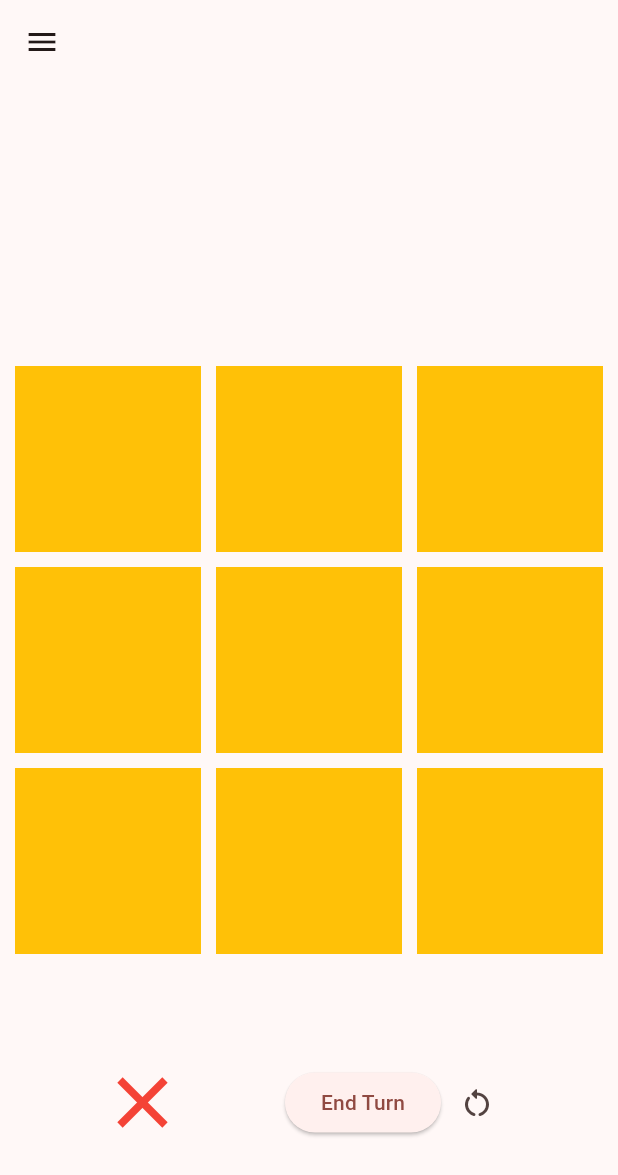
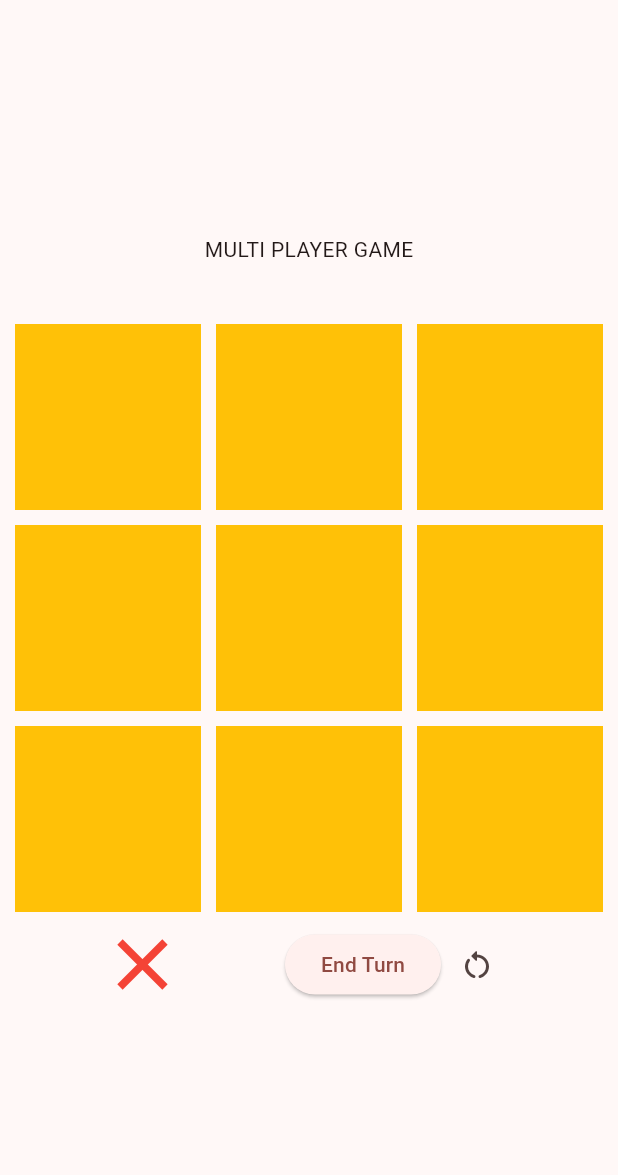
Before and after one commit to JuanJoseJ/tic_tac_toe, a Flutter app: the LandingLayout screen opened by its route, after a tap on "Start Online Game", on a phone screen of 412 x 824 dp. Shown: the top 1175 px of the screen. Run offline on Flutter 3.47's test engine with Material 3 defaults, Android fonts, the phone set to English and light mode, and no system bars; our stand-ins replace firebase_core, firebase_database; accounts and stored records are empty.

Commit message:
Modify the file's content to be more reusable. Start owrking on online game layout

```diff
--- a/lib/game/game_board.dart
+++ b/lib/game/game_board.dart
@@ -1,95 +1,27 @@
-import 'package:flutter/foundation.dart';
 import 'package:flutter/material.dart';
 import 'package:tic_tac_toe/game/draggable_object.dart';
 import 'package:tic_tac_toe/game/drawings.dart';
 
-class GameBoard extends StatefulWidget {
+class GameBoard extends StatelessWidget {
+  final List<String> board;
+  final List<String> newBoard;
+  final bool isTie;
+  final bool isWin;
+  final bool xTurn;
+  final Function makeMove;
   const GameBoard({
     super.key,
+    required this.board,
+    required this.newBoard,
+    required this.isTie,
+    required this.isWin,
+    required this.xTurn,
+    required this.makeMove,
   });
 
   @override
-  State<GameBoard> createState() => _GameBoardState();
-}
-
-class _GameBoardState extends State<GameBoard> {
-  List<String> board = List.filled(9, "", growable: false);
-  List<String> newBoard = List.filled(9, "", growable: false);
-  bool xTurn = true;
-  bool isWin = false;
-  bool isTie = false;
-
-  resetBoard() {
-    setState(() {
-      board = List.filled(9, "", growable: false);
-      newBoard = List.filled(9, "", growable: false);
-      xTurn = true;
-      isWin = false;
-      isTie = false;
-    });
-  }
-
-  passTurn() {
-    if (listEquals(board, newBoard)) {
-    } else {
-      setState(() {
-        board = [...newBoard];
-        xTurn = !xTurn;
-      });
-    }
-    if (checkWin()) {
-      setState(() {
-        isWin = true;
-      });
-    }
-    if (checkTie()) {
-      setState(() {
-        isTie = true;
-      });
-    }
-    if (isTie || isWin) {
-      _showEndDialog(context);
-    }
-  }
-
-  bool checkWin() {
-    for (int i = 0; i < 3; i += 1) {
-      if (board[i * 3] == board[i * 3 + 1] &&
-          board[i * 3] == board[i * 3 + 2]) {
-        if (board[i * 3] != "") return true;
-      }
-    }
-
-    for (int i = 0; i < 3; i += 1) {
-      if (board[i] == board[i + 3] && board[i] == board[i + 6]) {
-        if (board[i] != "") return true;
-      }
-    }
-
-    if ((board[0] == board[4] && board[0] == board[8]) ||
-        (board[2] == board[4] && board[2] == board[6])) {
-      if (board[4] != "") return true;
-    }
-    return false;
-  }
-
-  bool checkTie() {
-    if (board.any((element) => element == "" && !isWin)) {
-      return false;
-    }
-    return true;
-  }
-
-  @override
   Widget build(BuildContext context) {
-    return Column(
-      mainAxisAlignment: MainAxisAlignment.spaceEvenly,
-      children: [
-        SizedBox(
-          height: 50,
-          child: !xTurn ? _gameControlls() : SizedBox(),
-        ),
-        GridView.builder(
+    return GridView.builder(
         padding: const EdgeInsets.fromLTRB(10, 10, 10, 10),
         gridDelegate: const SliverGridDelegateWithFixedCrossAxisCount(
             crossAxisCount: 3, crossAxisSpacing: 10, mainAxisSpacing: 10),
@@ -98,68 +30,14 @@ class _GameBoardState extends State<GameBoard> {
         physics: const NeverScrollableScrollPhysics(),
         itemBuilder: (context, index) {
           return _draggableTile(index);
-            }),
-        SizedBox(
-          height: 50,
-          child: xTurn ? _gameControlls() : SizedBox(),
-        ),
-      ],
-    );
-  }
-
-  Row _gameControlls() {
-    return Row(
-      mainAxisAlignment: MainAxisAlignment.spaceEvenly,
-      children: [
-        SizedBox(
-          height: 50,
-          width: 50,
-          child: Container(
-            child: (listEquals(newBoard, board) && !isWin && !isTie)
-                ? DraggableSymbol(
-                    type: xTurn ? 'X' : "O",
-                    painter: xTurn ? CrossPainter() : CirclePainter(),
-                    enabled: true,
-                  )
-                : null,
-          ),
-        ),
-        Row(
-          mainAxisAlignment: MainAxisAlignment.center,
-          children: [
-            ElevatedButton(
-              onPressed: () {
-                passTurn();
-              },
-              child: RotatedBox(
-                  quarterTurns: xTurn ? 0 : 2,
-                  child: const Text(
-                    "End Turn",
-                  )),
-            ),
-            RotatedBox(
-              quarterTurns: xTurn ? 0 : 2,
-              child: IconButton(
-                onPressed: () {
-                  resetBoard();
-                },
-                icon: const Icon(Icons.restart_alt_rounded),
-              ),
-            ),
-          ],
-        ),
-      ],
-    );
+        });
   }
 
   DragTarget<String> _draggableTile(int index) {
     return DragTarget<String>(
       onWillAccept: (data) => (newBoard[index] == '' && !isWin && !isTie),
       onAccept: (data) {
-        setState(() {
-          newBoard = [...board];
-          newBoard[index] = data;
-        });
+        makeMove(index, data);
       },
       builder: (context, candidateData, rejectedData) {
         return Container(
@@ -183,41 +61,4 @@ class _GameBoardState extends State<GameBoard> {
       },
     );
   }
-
-  Future<void> _showEndDialog(BuildContext context) {
-    return showDialog(
-        context: context,
-        builder: (BuildContext conext) {
-          late Widget title;
-          if (isWin) {
-            title = Text("${!xTurn ? 'X' : 'O'} won!");
-          } else if (isTie) {
-            title = const Text("Its a tie!");
-          } else {
-            throw ("Game ended unexpectedly!");
 }
-          return AlertDialog(
-            title: Row(
-              mainAxisAlignment: MainAxisAlignment.center,
-              children: [
-                title,
-              ],
-            ),
-            actions: [
-              Row(
-                mainAxisAlignment: MainAxisAlignment.center,
-                children: [
-                  TextButton(
-                    child: const Text('Play Again'),
-                    onPressed: () {
-                      resetBoard();
-                      Navigator.of(context).pop();
-                    },
-                  ),
-                ],
-              ),
-            ],
-          );
-        });
-  }
-}
--- /dev/null
+++ b/lib/game/game_control.dart
@@ -0,0 +1,44 @@
+import 'package:flutter/material.dart';
+import 'package:tic_tac_toe/game/draggable_object.dart';
+import 'package:tic_tac_toe/game/drawings.dart';
+
+Widget gameControlls(bool xTurn, Function passTurn, Function resetBoard) {
+  return Row(
+    mainAxisAlignment: MainAxisAlignment.spaceEvenly,
+    children: [
+      SizedBox(
+        height: 50,
+        width: 50,
+        child: DraggableSymbol(
+          type: xTurn ? 'X' : "O",
+          painter: xTurn ? CrossPainter() : CirclePainter(),
+          enabled: true,
+        ),
+      ),
+      Row(
+        mainAxisAlignment: MainAxisAlignment.center,
+        children: [
+          ElevatedButton(
+            onPressed: () {
+              passTurn();
+            },
+            child: RotatedBox(
+                quarterTurns: xTurn ? 0 : 2,
+                child: const Text(
+                  "End Turn",
+                )),
+          ),
+          RotatedBox(
+            quarterTurns: xTurn ? 0 : 2,
+            child: IconButton(
+              onPressed: () {
+                resetBoard();
+              },
+              icon: const Icon(Icons.restart_alt_rounded),
+            ),
+          ),
+        ],
+      ),
+    ],
+  );
+}
--- a/lib/game/game_layout.dart
+++ /dev/null
@@ -1,47 +0,0 @@
-import 'package:flutter/material.dart';
-import 'package:tic_tac_toe/game/game_board.dart';
-
-class GameLayout extends StatelessWidget {
-  final GlobalKey<NavigatorState> navigator;
-  const GameLayout({super.key, required this.navigator});
-
-  @override
-  Widget build(BuildContext context) {
-    return Scaffold(
-      appBar: AppBar(
-        title: const Text(''),
-      ),
-      drawer: Drawer(
-        child: ListView(
-          padding: EdgeInsets.zero,
-          children: <Widget>[
-            const SizedBox(height: 50),
-            ListTile(
-              leading: const Icon(Icons.home),
-              title: const Text('Landing Page'),
-              onTap: () {
-                Navigator.pushNamedAndRemoveUntil(
-                  context,
-                  '/landing',
-                  (Route<dynamic> route) => false,
-                );
-              },
-            ),
-            ListTile(
-              leading: const Icon(Icons.login),
-              title: const Text('Log In'),
-              onTap: () {
-                Navigator.pushNamedAndRemoveUntil(
-                  context,
-                  '/logIn',
-                  (Route<dynamic> route) => false,
-                );
-              },
-            ),
-          ],
-        ),
-      ),
-      body: const GameBoard(),
-    );
-  }
-}
--- /dev/null
+++ b/lib/game/multiplayer_game_layout.dart
@@ -0,0 +1,94 @@
+import 'package:flutter/foundation.dart';
+import 'package:flutter/material.dart';
+import 'package:tic_tac_toe/game/game_dialogs.dart';
+import 'package:tic_tac_toe/game/game_board.dart';
+import 'package:tic_tac_toe/game/game_control.dart';
+import 'package:tic_tac_toe/game/game_drawer.dart';
+import 'package:tic_tac_toe/game/util.dart';
+
+class MultiplayerGameLayout extends StatefulWidget {
+  final GlobalKey<NavigatorState> navigator;
+  const MultiplayerGameLayout({super.key, required this.navigator});
+
+  @override
+  State<MultiplayerGameLayout> createState() => _MultiplayerGameLayoutState();
+}
+
+class _MultiplayerGameLayoutState extends State<MultiplayerGameLayout> {
+  List<String> board = List.filled(9, "", growable: false);
+  List<String> newBoard = List.filled(9, "", growable: false);
+  bool xTurn = true;
+  bool isWin = false;
+  bool isTie = false;
+
+  resetBoard() {
+    setState(() {
+      board = List.filled(9, "", growable: false);
+      newBoard = List.filled(9, "", growable: false);
+      xTurn = true;
+      isWin = false;
+      isTie = false;
+    });
+  }
+
+  passTurn() async {
+    if (listEquals(board, newBoard)) {
+    } else {
+      setState(() {
+        board = [...newBoard];
+        xTurn = !xTurn;
+      });
+    }
+    if (checkWin(board)) {
+      setState(() {
+        isWin = true;
+      });
+    }
+    if (checkTie(board, isWin)) {
+      setState(() {
+        isTie = true;
+      });
+    }
+    if (isTie || isWin) {
+      await showEndDialog(context, isWin, xTurn, isTie);
+      resetBoard();
+    }
+  }
+
+  makeMove(int index, String data) {
+    setState(() {
+      newBoard = [...board];
+      newBoard[index] = data;
+    });
+  }
+
+  @override
+  Widget build(BuildContext context) {
+    return Scaffold(
+      drawer: const GameDrawer(),
+      body: Column(
+        mainAxisAlignment: MainAxisAlignment.center,
+        children: [
+          const SizedBox(
+            height: 50,
+            child: Text("MULTI PLAYER GAME"),
+          ),
+          GameBoard(
+            board: board,
+            newBoard: newBoard,
+            isTie: isTie,
+            isWin: isWin,
+            xTurn: xTurn,
+            makeMove: makeMove,
+          ),
+          SizedBox(
+            height: 50,
+            child: xTurn
+                ? gameControlls(xTurn, passTurn, resetBoard)
+                : const SizedBox(),
+          ),
+        ],
+      ),
+    );
+  }
+}
--- a/lib/landing/landing_layout.dart
+++ b/lib/landing/landing_layout.dart
@@ -28,7 +28,7 @@ class LandingLayout extends StatelessWidget {
               child: const Text("Start Local Game")),
           ElevatedButton(
               onPressed: () {
-                Navigator.pushNamed(context, "/onlineGame");
+                Navigator.pushNamed(context, "/multiplayerGame");
               },
               child: const Text("Start Online Game")),
         ],
--- a/lib/main.dart
+++ b/lib/main.dart
@@ -1,5 +1,6 @@
 import 'package:flutter/material.dart';
-import 'package:tic_tac_toe/game/game_layout.dart';
+import 'package:tic_tac_toe/game/local_game_layout.dart';
+import 'package:tic_tac_toe/game/multiplayer_game_layout.dart';
 import 'package:tic_tac_toe/landing/landing_layout.dart';
 import 'package:tic_tac_toe/realtime_db_service.dart';
 import 'package:tic_tac_toe/user/logIn_layout.dart';
@@ -40,7 +41,7 @@ class MyApp extends StatelessWidget {
         "/localGame": (context) => GameLayout(
               navigator: mainNavigatorKey,
             ),
-        "/onlineGame": (context) => GameLayout(
+        "/multiplayerGame": (context) => MultiplayerGameLayout(
               navigator: mainNavigatorKey,
             ),
       },
```
Also changed, not shown: lib/game/game_dialogs.dart (added, +37 -0 lines), lib/game/game_drawer.dart (added, +42 -0 lines), lib/game/local_game_layout.dart (added, +99 -0 lines), lib/game/util.dart (added, +26 -0 lines). Lines whose indentation alone changed are shown as unchanged.
